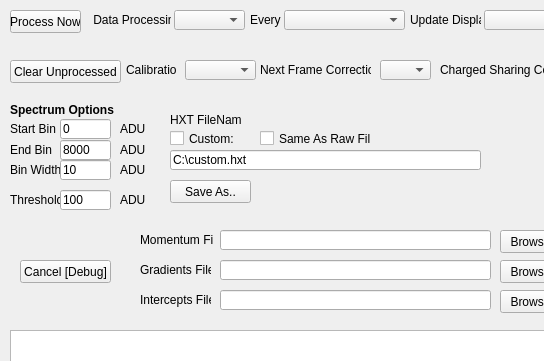
First picture: the form in STFC/HexitecGigEProject/trunk/HexitecGigE/processingwindow.ui, repository stfc-detectors/hexitec, before the edit; both pictures show x 0 to 544 and y 0 to 361 of the 681 by 494 pixel window.
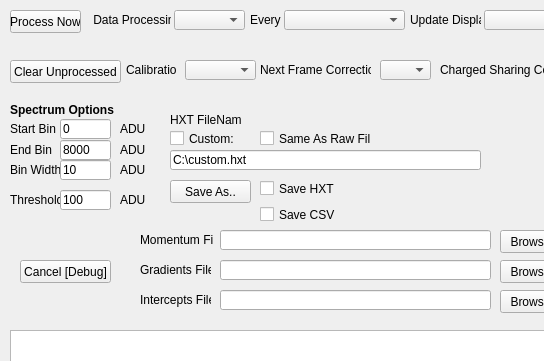
Second picture: the form after the edit.

What changed in the file:
```diff
--- a/STFC/HexitecGigEProject/trunk/HexitecGigE/processingwindow.ui
+++ b/STFC/HexitecGigEProject/trunk/HexitecGigE/processingwindow.ui
@@ -749,6 +749,32 @@
     </rect>
    </property>
   </widget>
+  <widget class="QCheckBox" name="saveHxt">
+   <property name="geometry">
+    <rect>
+     <x>260</x>
+     <y>180</y>
+     <width>89</width>
+     <height>17</height>
+    </rect>
+   </property>
+   <property name="text">
+    <string>Save HXT</string>
+   </property>
+  </widget>
+  <widget class="QCheckBox" name="saveCsv">
+   <property name="geometry">
+    <rect>
+     <x>260</x>
+     <y>206</y>
+     <width>89</width>
+     <height>17</height>
+    </rect>
+   </property>
+   <property name="text">
+    <string>Save CSV</string>
+   </property>
+  </widget>
  </widget>
  <resources/>
  <connections/>
```
